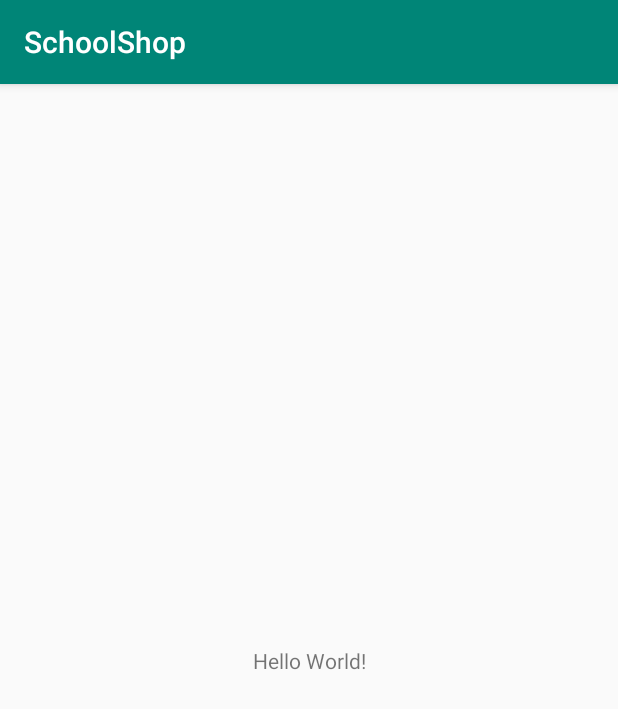
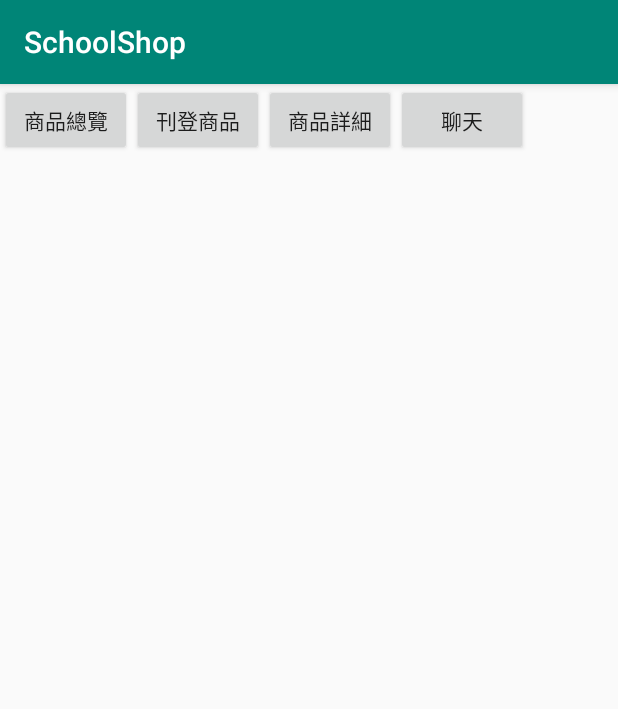
Before and after one commit to dada8397/SchoolShop, an Android app: the screen it shows after launch (MainActivity), on a phone screen of 412 x 824 dp. Shown: the top 709 px of the screen. Run offline under Robolectric (Android 15) with nearby library versions, the phone set to English and light mode, and no system bars.

Commit message:
Initialize all pages

```diff
--- /dev/null
+++ b/app/src/main/res/layout/activity_chat.xml
@@ -0,0 +1,6 @@
+<?xml version="1.0" encoding="utf-8"?>
+<android.support.constraint.ConstraintLayout
+    xmlns:android="http://schemas.android.com/apk/res/android" android:layout_width="match_parent"
+    android:layout_height="match_parent">
+
+</android.support.constraint.ConstraintLayout>
--- /dev/null
+++ b/app/src/main/res/layout/activity_create.xml
@@ -0,0 +1,6 @@
+<?xml version="1.0" encoding="utf-8"?>
+<android.support.constraint.ConstraintLayout
+    xmlns:android="http://schemas.android.com/apk/res/android" android:layout_width="match_parent"
+    android:layout_height="match_parent">
+
+</android.support.constraint.ConstraintLayout>
--- /dev/null
+++ b/app/src/main/res/layout/activity_detail.xml
@@ -0,0 +1,6 @@
+<?xml version="1.0" encoding="utf-8"?>
+<android.support.constraint.ConstraintLayout
+    xmlns:android="http://schemas.android.com/apk/res/android" android:layout_width="match_parent"
+    android:layout_height="match_parent">
+
+</android.support.constraint.ConstraintLayout>
--- /dev/null
+++ b/app/src/main/res/layout/activity_list.xml
@@ -0,0 +1,6 @@
+<?xml version="1.0" encoding="utf-8"?>
+<android.support.constraint.ConstraintLayout
+    xmlns:android="http://schemas.android.com/apk/res/android" android:layout_width="match_parent"
+    android:layout_height="match_parent">
+
+</android.support.constraint.ConstraintLayout>
--- a/app/src/main/res/layout/activity_main.xml
+++ b/app/src/main/res/layout/activity_main.xml
@@ -1,18 +1,37 @@
 <?xml version="1.0" encoding="utf-8"?>
-<android.support.constraint.ConstraintLayout xmlns:android="http://schemas.android.com/apk/res/android"
+<LinearLayout xmlns:android="http://schemas.android.com/apk/res/android"
     xmlns:app="http://schemas.android.com/apk/res-auto"
     xmlns:tools="http://schemas.android.com/tools"
     android:layout_width="match_parent"
     android:layout_height="match_parent"
     tools:context=".MainActivity">
 
-    <TextView
+    <Button
+        android:id="@+id/btn_list"
         android:layout_width="wrap_content"
         android:layout_height="wrap_content"
-        android:text="Hello World!"
-        app:layout_constraintBottom_toBottomOf="parent"
-        app:layout_constraintLeft_toLeftOf="parent"
-        app:layout_constraintRight_toRightOf="parent"
-        app:layout_constraintTop_toTopOf="parent" />
+        android:text="@string/label_activity_list"
+        android:onClick="listOnClick"/>
 
-</android.support.constraint.ConstraintLayout>
+    <Button
+        android:id="@+id/btn_create"
+        android:layout_width="wrap_content"
+        android:layout_height="wrap_content"
+        android:text="@string/label_activity_create"
+        android:onClick="createOnClick"/>
+
+    <Button
+        android:id="@+id/btn_detail"
+        android:layout_width="wrap_content"
+        android:layout_height="wrap_content"
+        android:text="@string/label_activity_detail"
+        android:onClick="detailOnClick"/>
+
+    <Button
+        android:id="@+id/btn_chat"
+        android:layout_width="wrap_content"
+        android:layout_height="wrap_content"
+        android:text="@string/label_activity_chat"
+        android:onClick="chatOnClick"/>
+
+</LinearLayout>
--- a/app/src/main/res/values/strings.xml
+++ b/app/src/main/res/values/strings.xml
@@ -1,3 +1,7 @@
 <resources>
     <string name="app_name">SchoolShop</string>
+    <string name="label_activity_list">商品總覽</string>
+    <string name="label_activity_create">刊登商品</string>
+    <string name="label_activity_detail">商品詳細</string>
+    <string name="label_activity_chat">聊天</string>
 </resources>
```
Also changed, not shown: app/src/main/AndroidManifest.xml (+12 -0 lines), app/src/main/java/com/example/schoolshop/ChatActivity.java (added, +12 -0 lines), app/src/main/java/com/example/schoolshop/CreateActivity.java (added, +12 -0 lines), app/src/main/java/com/example/schoolshop/DetailActivity.java (added, +12 -0 lines), app/src/main/java/com/example/schoolshop/ListActivity.java (added, +12 -0 lines), app/src/main/java/com/example/schoolshop/MainActivity.java (+22 -0 lines).
